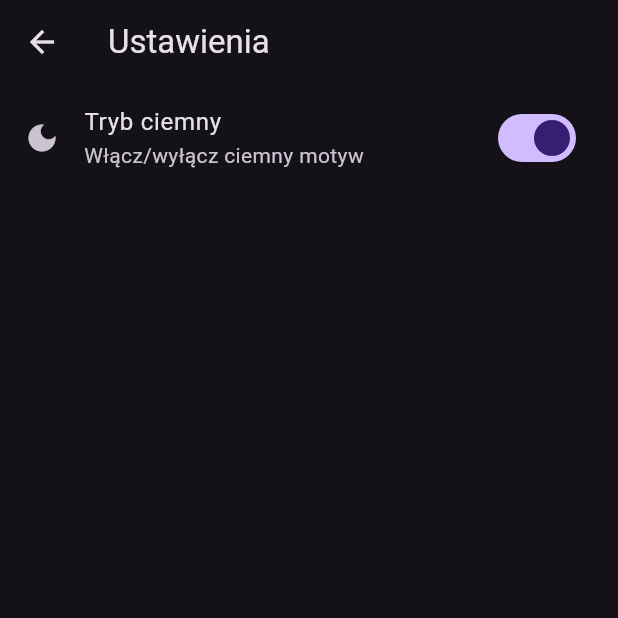
After one commit to BartoszOwczarek22/ScanNSave, a Flutter app: the SettingsPage screen opened directly, after a tap on "Tryb ciemny", on a phone screen of 412 x 824 dp, the top half of it. The commit adds this screen. Run offline on Flutter 3.47's test engine with Material 3 defaults, Android fonts, the phone set to English and light mode, and no system bars; our stand-ins replace firebase_auth, firebase_core, flutter_riverpod, shared_preferences; accounts and stored records are empty.

Commit message:
Dodano ekran ustawien, przycisk trybu ciemny/jasny, sharedprefs do nich

```diff
--- a/Flutter/lib/main.dart
+++ b/Flutter/lib/main.dart
@@ -8,6 +8,8 @@ import 'package:scan_n_save/logingPage.dart';
 import 'package:scan_n_save/registerPage.dart';
 import 'package:scan_n_save/resetPasswordPage.dart';
 import 'package:scan_n_save/verifyPage.dart';
+import 'package:scan_n_save/settings_page.dart';
+import 'sharedprefsnotifire.dart';
 
 void main() async {
   WidgetsFlutterBinding.ensureInitialized();
@@ -23,17 +25,21 @@ void main() async {
   runApp(const ProviderScope(child: MyApp()));
 }
 
-class MyApp extends StatelessWidget {
+class MyApp extends ConsumerWidget {
   const MyApp({super.key});
 
   // This widget is the root of your application.
   @override
-  Widget build(BuildContext context) {
+  Widget build(BuildContext context,  WidgetRef ref) {
+    final themeMode = ref.watch(themeNotifierProvider);
+
     return MaterialApp(
       title: 'Flutter Demo',
       theme: ThemeData(
         colorScheme: ColorScheme.fromSeed(seedColor: Colors.deepPurple),
       ),
+      darkTheme: ThemeData.dark(),
+      themeMode: themeMode,
       home: AuthGate(),
       initialRoute: '/',
       routes: {
@@ -106,15 +112,25 @@ class HomePageState extends ConsumerState<HomePage> {
         child: ElevatedButton(
           onPressed: () async {
             await FirebaseAuth.instance.signOut();
-            Navigator.pushReplacement(context,
-                            MaterialPageRoute(builder: (context) => LoginPage())
-                          );
+            Navigator.pushReplacement(
+              context,
+              MaterialPageRoute(builder: (context) => LoginPage()),
+            );
             ref.read(isLoadingProvider.notifier).state = false;
             ref.read(emailVerificationProvider.notifier).state = false;
           },
           child: const Text('wyloguj'),
         ),
       ),
+      floatingActionButton: FloatingActionButton(
+        onPressed: () {
+          Navigator.push(
+            context,
+            MaterialPageRoute(builder: (context) => SettingsPage()),
+          );
+        },
+        child: const Icon(Icons.settings),
+      ),
     );
   }
 }
--- /dev/null
+++ b/Flutter/lib/settings_page.dart
@@ -0,0 +1,30 @@
+import 'package:flutter/material.dart';
+import 'package:flutter_riverpod/flutter_riverpod.dart';
+import 'sharedprefsnotifire.dart';
+
+class SettingsPage extends ConsumerWidget {
+  const SettingsPage({super.key});
+
+  @override
+  Widget build(BuildContext context, WidgetRef ref) {
+    final themeMode = ref.watch(themeNotifierProvider);
+    final isDark = themeMode == ThemeMode.dark;
+
+    return Scaffold(
+      appBar: AppBar(title: const Text("Ustawienia")),
+      body: ListView(
+        children: [
+          SwitchListTile(
+            title: const Text('Tryb ciemny'),
+            subtitle: const Text('Włącz/wyłącz ciemny motyw'),
+            value: isDark,
+            onChanged: (value) {
+              ref.read(themeNotifierProvider.notifier).toggleTheme();
+            },
+            secondary: const Icon(Icons.dark_mode),
+          ),
+        ],
+      ),
+    );
+  }
+}
--- /dev/null
+++ b/Flutter/lib/sharedprefsnotifire.dart
@@ -0,0 +1,27 @@
+import 'package:flutter/material.dart';
+import 'package:shared_preferences/shared_preferences.dart';
+import 'package:flutter_riverpod/flutter_riverpod.dart';
+
+final themeNotifierProvider = StateNotifierProvider<ThemeNotifier, ThemeMode>(
+  (ref) => ThemeNotifier(),
+);
+
+class ThemeNotifier extends StateNotifier<ThemeMode> {
+  ThemeNotifier() : super(ThemeMode.system) {
+    _loadTheme();
+  }
+
+  Future<void> _loadTheme() async {
+    final prefs = await SharedPreferences.getInstance();
+    final isDark = prefs.getBool('isDarkMode') ?? false;
+    state = isDark ? ThemeMode.dark : ThemeMode.light;
+  }
+
+  Future<void> toggleTheme() async {
+    final prefs = await SharedPreferences.getInstance();
+    final isDark = state == ThemeMode.dark;
+    final newIsDark = !isDark;
+    await prefs.setBool('isDarkMode', newIsDark);
+    state = newIsDark ? ThemeMode.dark : ThemeMode.light;
+  }
+}
--- a/Flutter/pubspec.yaml
+++ b/Flutter/pubspec.yaml
@@ -30,6 +30,7 @@ environment:
 dependencies:
   flutter:
     sdk: flutter
+  shared_preferences: ^2.2.2
 
   # The following adds the Cupertino Icons font to your application.
   # Use with the CupertinoIcons class for iOS style icons.
```
Also changed, not shown: Flutter/pubspec.lock, 1 other file.
